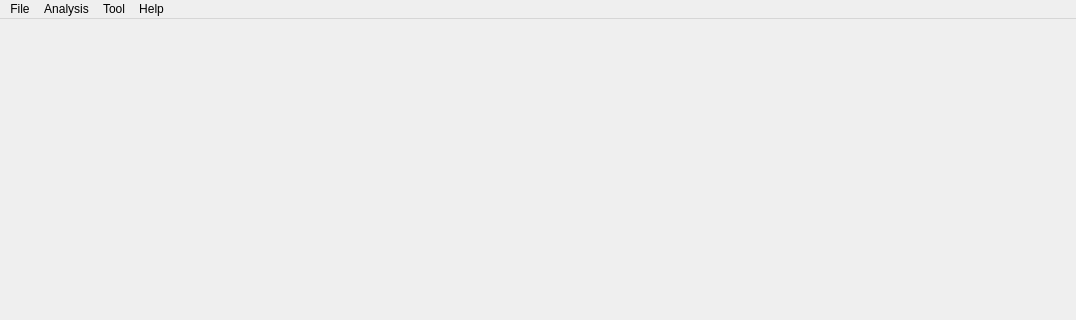
Above: geopter/gui/main_window.ui from heterophyllus/Geopter before the change; both pictures show x 0 to 1076 and y 0 to 320 of the 1076 by 697 pixel window. Below: the same form after it.
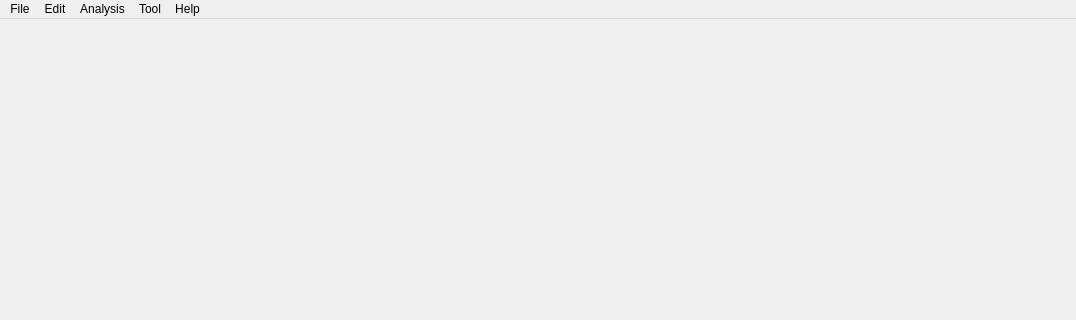
That is the form after the change.

```diff
--- a/geopter/gui/main_window.ui
+++ b/geopter/gui/main_window.ui
@@ -54,9 +54,16 @@
     <property name="title">
      <string>Tool</string>
     </property>
-    <addaction name="actionDebug_Stream"/>
+    <addaction name="actionDebugStream"/>
+   </widget>
+   <widget class="QMenu" name="menuEdit">
+    <property name="title">
+     <string>Edit</string>
+    </property>
+    <addaction name="actionSetVigFactors"/>
    </widget>
    <addaction name="menuFile"/>
+   <addaction name="menuEdit"/>
    <addaction name="menuAnalysis"/>
    <addaction name="menuTool"/>
    <addaction name="menuHelp"/>
```
Left out of the diff: 191 changed lines with no effect on the pictures.
